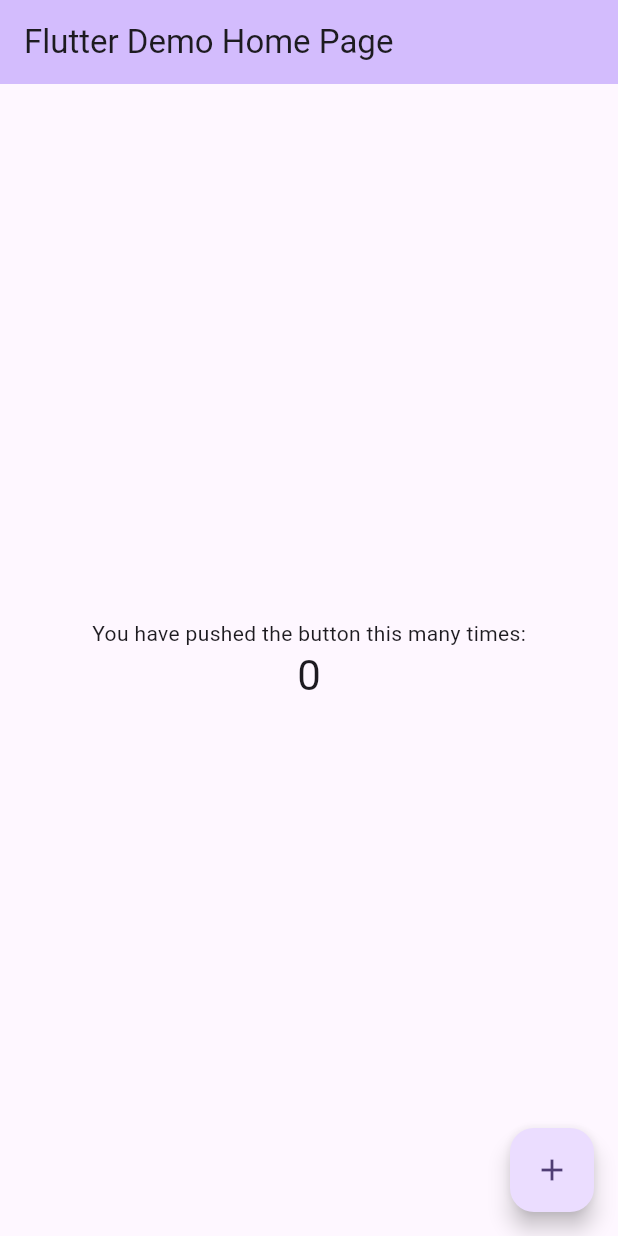
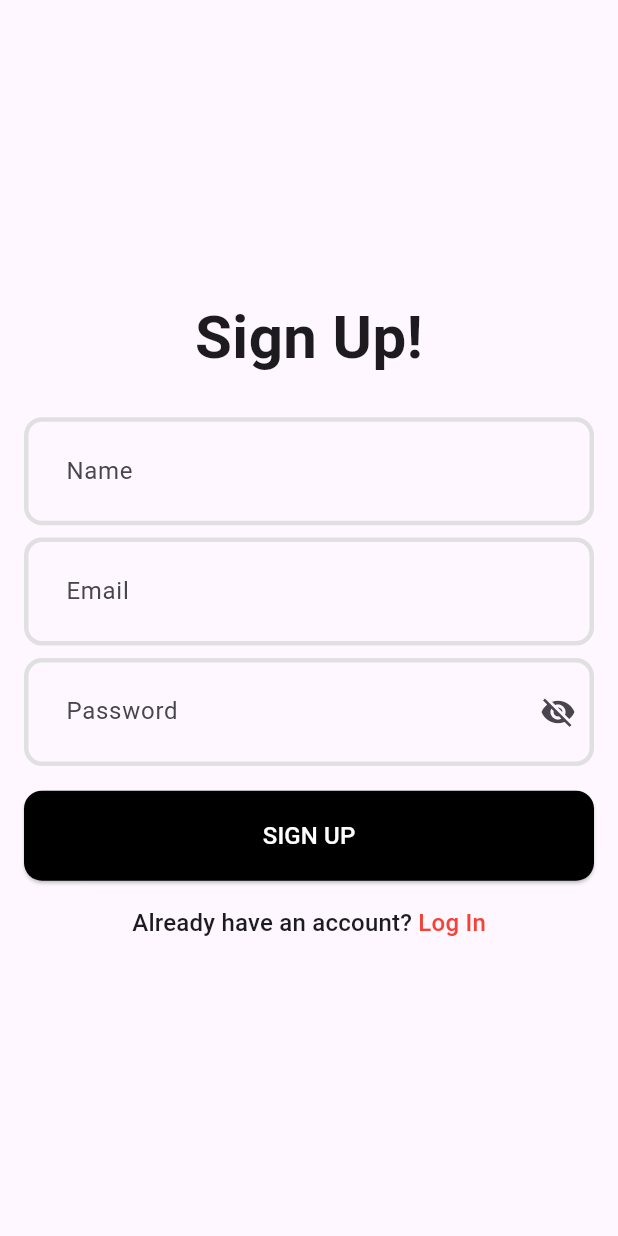
Before and after one commit to nihal2908/video_streaming_client, a Flutter app: the screen it shows after launch, on a phone screen of 412 x 824 dp. Run offline on Flutter 3.47's test engine with Material 3 defaults, Android fonts, the phone set to English and light mode, and no system bars.

Commit message:
Add Signup UI

```diff
--- a/lib/main.dart
+++ b/lib/main.dart
@@ -1,4 +1,5 @@
 import 'package:flutter/material.dart';
+import 'package:vidream/pages/auth/signup_page.dart';
 
 void main() {
   runApp(const MyApp());
@@ -7,116 +8,42 @@ void main() {
 class MyApp extends StatelessWidget {
   const MyApp({super.key});
 
-  // This widget is the root of your application.
   @override
   Widget build(BuildContext context) {
     return MaterialApp(
-      title: 'Flutter Demo',
+      title: 'Video Test',
       theme: ThemeData(
-        // This is the theme of your application.
-        //
-        // TRY THIS: Try running your application with "flutter run". You'll see
-        // the application has a purple toolbar. Then, without quitting the app,
-        // try changing the seedColor in the colorScheme below to Colors.green
-        // and then invoke "hot reload" (save your changes or press the "hot
-        // reload" button in a Flutter-supported IDE, or press "r" if you used
-        // the command line to start the app).
-        //
-        // Notice that the counter didn't reset back to zero; the application
-        // state is not lost during the reload. To reset the state, use hot
-        // restart instead.
-        //
-        // This works for code too, not just values: Most code changes can be
-        // tested with just a hot reload.
-        colorScheme: ColorScheme.fromSeed(seedColor: Colors.deepPurple),
+        inputDecorationTheme: InputDecorationTheme(
+          contentPadding: const EdgeInsets.all(24.0),
+          enabledBorder: OutlineInputBorder(
+            borderSide: BorderSide(color: Colors.grey.shade300, width: 3.0),
+            borderRadius: BorderRadius.all(Radius.circular(12.0)),
+          ),
+          focusedBorder: OutlineInputBorder(
+            borderSide: BorderSide(color: Colors.blueGrey, width: 3.0),
+            borderRadius: BorderRadius.all(Radius.circular(12.0)),
+          ),
+          errorBorder: OutlineInputBorder(
+            borderSide: BorderSide(color: Colors.red, width: 3.0),
+            borderRadius: BorderRadius.all(Radius.circular(12.0)),
+          ),
+          border: OutlineInputBorder(
+            borderSide: BorderSide(color: Colors.red, width: 3.0),
+            borderRadius: BorderRadius.all(Radius.circular(12.0)),
+          ),
+        ),
+        elevatedButtonTheme: ElevatedButtonThemeData(
+          style: ElevatedButton.styleFrom(
+            backgroundColor: Colors.black,
+            shape: RoundedRectangleBorder(
+              borderRadius: BorderRadius.circular(12),
+            ),
+            minimumSize: Size(double.infinity, 60),
+          ),
+        ),
       ),
-      home: const MyHomePage(title: 'Flutter Demo Home Page'),
+      debugShowCheckedModeBanner: false,
+      home: const SignupPage(),
     );
   }
 }
-
-class MyHomePage extends StatefulWidget {
-  const MyHomePage({super.key, required this.title});
-
-  // This widget is the home page of your application. It is stateful, meaning
-  // that it has a State object (defined below) that contains fields that affect
-  // how it looks.
-
-  // This class is the configuration for the state. It holds the values (in this
-  // case the title) provided by the parent (in this case the App widget) and
-  // used by the build method of the State. Fields in a Widget subclass are
-  // always marked "final".
-
-  final String title;
-
-  @override
-  State<MyHomePage> createState() => _MyHomePageState();
-}
-
-class _MyHomePageState extends State<MyHomePage> {
-  int _counter = 0;
-
-  void _incrementCounter() {
-    setState(() {
-      // This call to setState tells the Flutter framework that something has
-      // changed in this State, which causes it to rerun the build method below
-      // so that the display can reflect the updated values. If we changed
-      // _counter without calling setState(), then the build method would not be
-      // called again, and so nothing would appear to happen.
-      _counter++;
-    });
-  }
-
-  @override
-  Widget build(BuildContext context) {
-    // This method is rerun every time setState is called, for instance as done
-    // by the _incrementCounter method above.
-    //
-    // The Flutter framework has been optimized to make rerunning build methods
-    // fast, so that you can just rebuild anything that needs updating rather
-    // than having to individually change instances of widgets.
-    return Scaffold(
-      appBar: AppBar(
-        // TRY THIS: Try changing the color here to a specific color (to
-        // Colors.amber, perhaps?) and trigger a hot reload to see the AppBar
-        // change color while the other colors stay the same.
-        backgroundColor: Theme.of(context).colorScheme.inversePrimary,
-        // Here we take the value from the MyHomePage object that was created by
-        // the App.build method, and use it to set our appbar title.
-        title: Text(widget.title),
-      ),
-      body: Center(
-        // Center is a layout widget. It takes a single child and positions it
-        // in the middle of the parent.
-        child: Column(
-          // Column is also a layout widget. It takes a list of children and
-          // arranges them vertically. By default, it sizes itself to fit its
-          // children horizontally, and tries to be as tall as its parent.
-          //
-          // Column has various properties to control how it sizes itself and
-          // how it positions its children. Here we use mainAxisAlignment to
-          // center the children vertically; the main axis here is the vertical
-          // axis because Columns are vertical (the cross axis would be
-          // horizontal).
-          //
-          // TRY THIS: Invoke "debug painting" (choose the "Toggle Debug Paint"
-          // action in the IDE, or press "p" in the console), to see the
-          // wireframe for each widget.
-          mainAxisAlignment: MainAxisAlignment.center,
-          children: <Widget>[
-            const Text('You have pushed the button this many times:'),
-            Text(
-              '$_counter',
-              style: Theme.of(context).textTheme.headlineMedium,
-            ),
-          ],
-        ),
-      ),
-      floatingActionButton: FloatingActionButton(
-        onPressed: _incrementCounter,
-        tooltip: 'Increment',
-        child: const Icon(Icons.add),
-      ), // This trailing comma makes auto-formatting nicer for build methods.
-    );
-  }
-}
--- /dev/null
+++ b/lib/pages/auth/signup_page.dart
@@ -0,0 +1,122 @@
+import 'package:flutter/material.dart';
+
+class SignupPage extends StatefulWidget {
+  const SignupPage({super.key});
+
+  @override
+  State<SignupPage> createState() => _SignupPageState();
+}
+
+class _SignupPageState extends State<SignupPage> {
+  final nameController = TextEditingController();
+  final emailController = TextEditingController();
+  final passwordController = TextEditingController();
+
+  bool _obscurePassword = true;
+
+  @override
+  void dispose() {
+    nameController.dispose();
+    emailController.dispose();
+    passwordController.dispose();
+    super.dispose();
+  }
+
+  @override
+  Widget build(BuildContext context) {
+    final size = MediaQuery.of(context).size;
+    return Scaffold(
+      body: Center(
+        child: Padding(
+          padding: const EdgeInsets.all(16),
+          child: Column(
+            mainAxisAlignment: MainAxisAlignment.center,
+            children: [
+              const Text(
+                'Sign Up!',
+                style: TextStyle(fontSize: 40, fontWeight: FontWeight.bold),
+              ),
+              SizedBox(height: size.height * 0.03),
+              TextFormField(
+                decoration: InputDecoration(labelText: 'Name'),
+                controller: nameController,
+                validator: (value) {
+                  if (value != null && value.trim().isEmpty) {
+                    return 'Please enter your name';
+                  }
+
+                  return null;
+                },
+              ),
+              SizedBox(height: size.height * 0.01),
+              TextFormField(
+                decoration: InputDecoration(labelText: 'Email'),
+                controller: emailController,
+                validator: (value) {
+                  if (value != null && value.trim().isEmpty) {
+                    return 'Please enter your email';
+                  }
+
+                  return null;
+                },
+              ),
+              SizedBox(height: size.height * 0.01),
+              TextFormField(
+                obscureText: _obscurePassword,
+                decoration: InputDecoration(
+                  labelText: 'Password',
+                  suffixIcon: IconButton(
+                    icon: Icon(
+                      _obscurePassword
+                          ? Icons.visibility_off
+                          : Icons.visibility,
+                    ),
+                    onPressed: () {
+                      setState(() {
+                        _obscurePassword = !_obscurePassword;
+                      });
+                    },
+                  ),
+                ),
+                controller: passwordController,
+                validator: (value) {
+                  if (value != null && value.trim().isEmpty) {
+                    return 'Please enter your password';
+                  }
+
+                  return null;
+                },
+              ),
+              SizedBox(height: size.height * 0.02),
+              ElevatedButton(
+                onPressed: () {},
+                child: const Text(
+                  'SIGN UP',
+                  style: TextStyle(fontSize: 16, color: Colors.white),
+                ),
+              ),
+              SizedBox(height: size.height * 0.02),
+              GestureDetector(
+                onTap: () {},
+                child: RichText(
+                  text: TextSpan(
+                    text: 'Already have an account? ',
+                    style: Theme.of(context).textTheme.titleMedium,
+                    children: [
+                      TextSpan(
+                        text: 'Log In',
+                        style: Theme.of(
+                          context,
+                        ).textTheme.titleMedium?.copyWith(color: Colors.red),
+                      ),
+                    ],
+                  ),
+                ),
+              ),
+            ],
+          ),
+        ),
+      ),
+    );
+  }
+}
```
